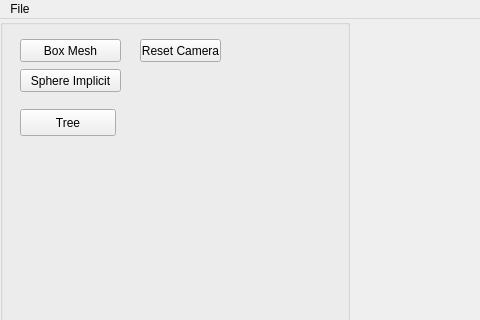
Above: AppTinyMesh/UI/interface.ui from Slyphero/TinyMesh_Fork before the change; both pictures show x 0 to 480 and y 0 to 320 of the 1200 by 1000 pixel window. Below: the same form after it.
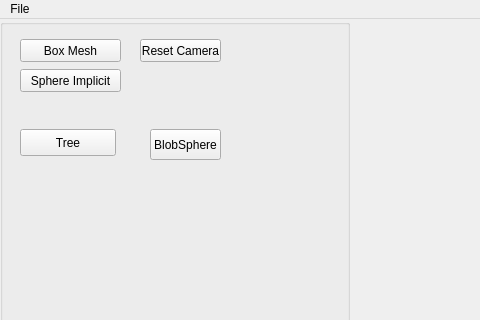
That is the form after the change.

Commit message: couleurs blob sphere

Diff of the .ui file:
```diff
--- a/AppTinyMesh/UI/interface.ui
+++ b/AppTinyMesh/UI/interface.ui
@@ -136,7 +136,7 @@
        <property name="geometry">
         <rect>
          <x>20</x>
-         <y>90</y>
+         <y>110</y>
          <width>96</width>
          <height>27</height>
         </rect>
@@ -145,6 +145,19 @@
         <string>Tree</string>
        </property>
       </widget>
+      <widget class="QPushButton" name="blobSphere">
+       <property name="geometry">
+        <rect>
+         <x>150</x>
+         <y>110</y>
+         <width>71</width>
+         <height>31</height>
+        </rect>
+       </property>
+       <property name="text">
+        <string>BlobSphere</string>
+       </property>
+      </widget>
      </widget>
     </item>
     <item>
```
The commit also changes 10 other files.
